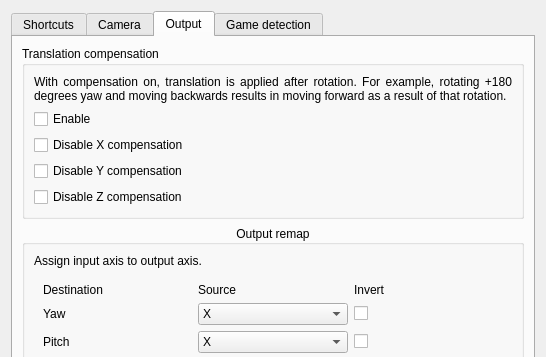
Old version of the form gui/options-dialog.ui in the repository opentrack/opentrack; both pictures show x 0 to 546 and y 0 to 357 of the 546 by 609 pixel window.
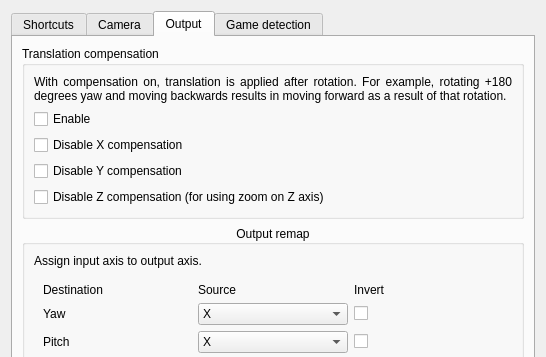
New version of the form. The open tabs and pages were chosen to show the change. Icons and pictures are not drawn. Custom widgets are drawn as their Qt base class.

Commit message:
gui/options: explain tcomp disable Z importance
Issue: #458

The edit to the form file:
```diff
--- a/gui/options-dialog.ui
+++ b/gui/options-dialog.ui
@@ -873,7 +873,7 @@
              <string notr="true"/>
             </property>
             <property name="text">
-             <string>Disable Z compensation</string>
+             <string>Disable Z compensation (for using zoom on Z axis)</string>
             </property>
            </widget>
           </item>
```
